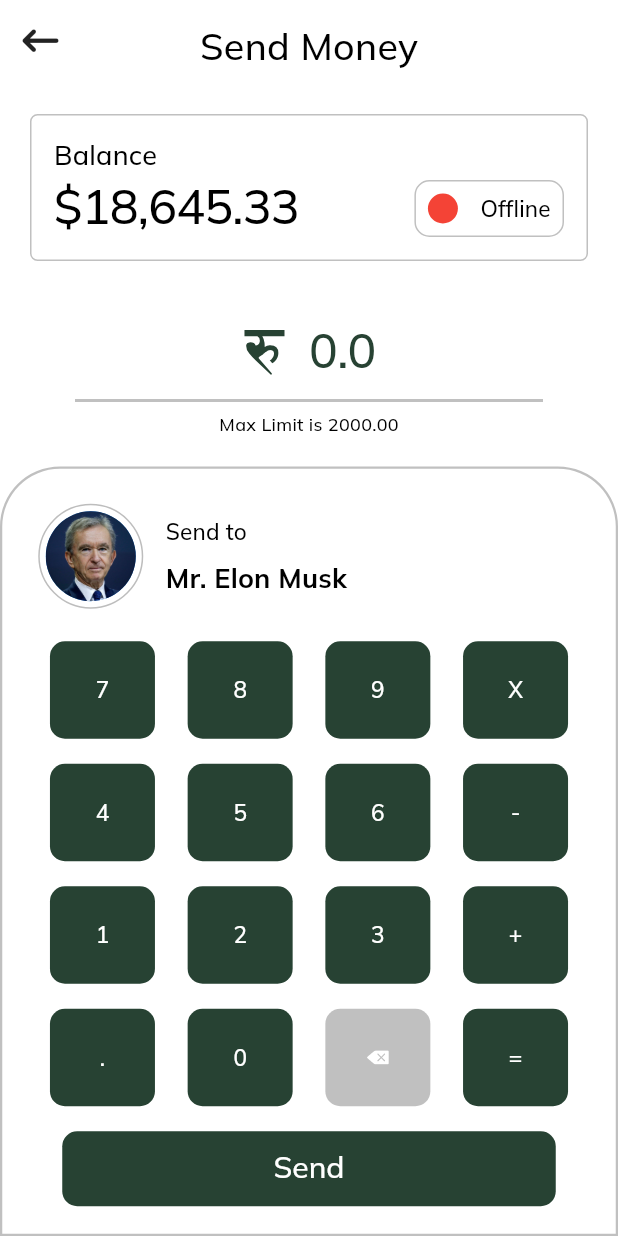
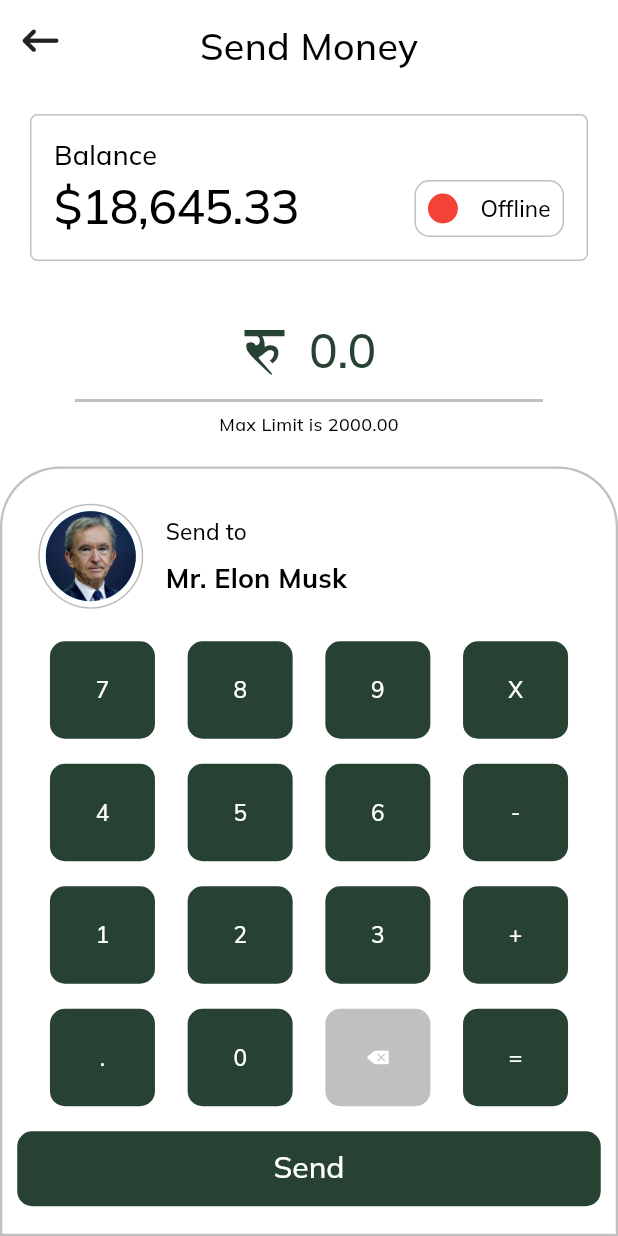
Before and after one commit to arpandaze/AaryaPay, a Flutter app: the SendMoney screen opened directly, on a phone screen of 412 x 824 dp. Run offline on Flutter 3.47's test engine with Material 2 defaults, Android fonts, the phone set to English and light mode, and no system bars; our stand-ins replace equatable, flutter_bloc, flutter_svg, font_awesome_flutter, google_fonts, icons_plus and 3 more; missing offline and left inert: cryptography, dart:ffi, qr_code_scanner; project files that could hold a hidden picture were left out.

Commit message:
chore: minor cleanup

```diff
--- a/frontend/lib/components/CustomActionButton.dart
+++ b/frontend/lib/components/CustomActionButton.dart
@@ -8,13 +8,16 @@
       this.width,
       this.height,
       this.borderRadius,
-      this.actionLogo})
+      this.actionLogo,
+      this.margin,
+  })
       : super(key: key);
   final String? label;
   final Function()? onClick;
   final double? width;
   final double? height;
   final double? borderRadius;
+  final double? margin;
   final Widget? actionLogo;
   @override
   Widget build(BuildContext context) {
@@ -24,7 +27,6 @@
       behavior: HitTestBehavior.opaque,
       child: Container(
         width: width ?? size.width * 0.6,
-        margin: const EdgeInsets.symmetric(horizontal: 30),
         alignment: Alignment.center,
         height: height ?? 50,
         decoration: BoxDecoration(
```
Also changed, not shown: frontend/lib/components/CustomTextField.dart (+11 -7 lines).
